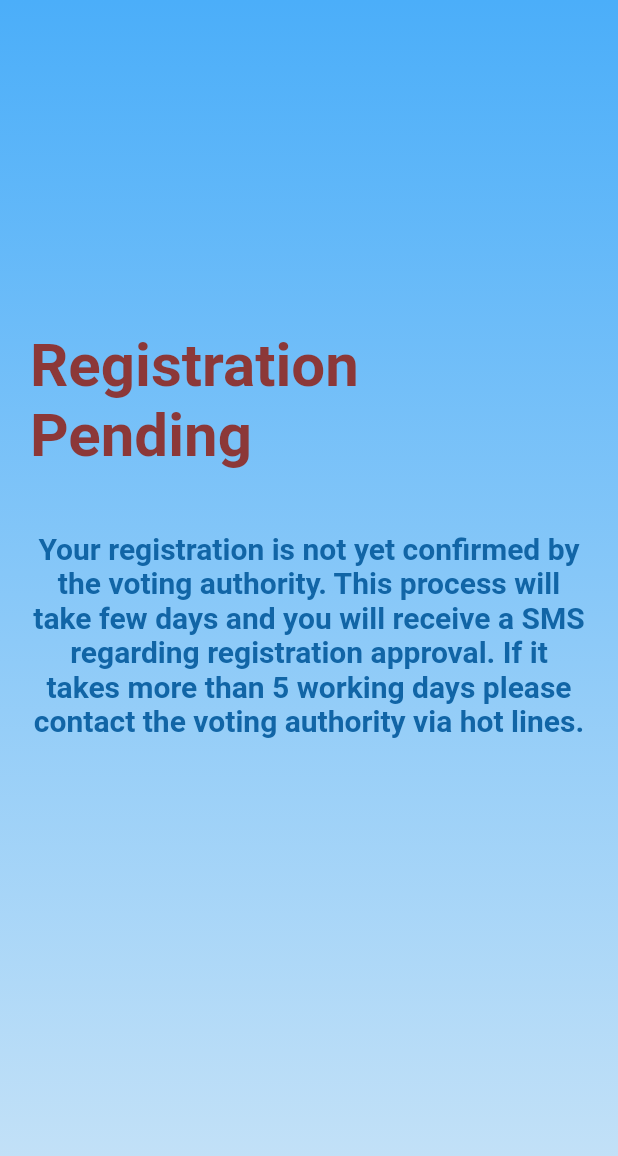
After one commit to ISC-CryptoVote/CryptoVote-Voter-App, a Flutter app: the RegistrationUnconfirmedScreen screen opened directly, on a phone screen of 412 x 824 dp. The commit adds this screen. Shown: the top 1156 px of the screen. Run offline on Flutter 3.47's test engine with Material 2 defaults, Android fonts, the phone set to English and light mode, and no system bars; our stand-ins replace get, pinput.

Commit message:
Registration process UIs completed

```diff
--- /dev/null
+++ b/lib/apis/config.dart
@@ -0,0 +1 @@
+String BASEURL = 'cryptovote.ml';
--- a/lib/main.dart
+++ b/lib/main.dart
@@ -1,4 +1,5 @@
 import 'package:flutter/material.dart';
+import 'package:get/get.dart';
 import 'screens/screens.dart';
 
 void main() {
@@ -10,7 +11,7 @@ class MyApp extends StatelessWidget {
 
   @override
   Widget build(BuildContext context) {
-    return MaterialApp(
+    return GetMaterialApp(
       debugShowCheckedModeBanner: false,
       title: 'Voter App',
       theme: ThemeData(
--- a/lib/screens/registration_approved_screen .dart
+++ b/lib/screens/registration_approved_screen .dart
@@ -26,7 +26,7 @@ class _RegistrationApprovedScreenState
 
     Navigator.of(context).push(
       MaterialPageRoute<void>(
-        builder: (BuildContext context) => MnemonicScreen(),
+        builder: (BuildContext context) => SecretGenerationScreen(),
       ),
     );
   }
@@ -42,7 +42,7 @@ class _RegistrationApprovedScreenState
               begin: Alignment.topCenter,
               end: Alignment.bottomCenter,
               colors: [
-                Color(0xFF1A98F8),
+                Color(0xFF4BAEF9),
                 Color(0xFFCAE4F7),
               ],
             )),
--- /dev/null
+++ b/lib/screens/registration_unconfirmed_screen.dart
@@ -0,0 +1,151 @@
+import 'package:cryptovote_voter_app/screens/registration_approved_screen%20.dart';
+import 'package:cryptovote_voter_app/screens/registration_screen.dart';
+import 'package:flutter/material.dart';
+
+class RegistrationUnconfirmedScreen extends StatefulWidget {
+  RegistrationUnconfirmedScreen({Key? key}) : super(key: key);
+
+  @override
+  _RegistrationUnconfirmedScreenState createState() =>
+      _RegistrationUnconfirmedScreenState();
+}
+
+class _RegistrationUnconfirmedScreenState
+    extends State<RegistrationUnconfirmedScreen> {
+  bool loading = false;
+
+  void onContinue() async {
+    setState(() {
+      loading = true;
+    });
+
+    await Future.delayed(Duration(seconds: 1));
+
+    Navigator.of(context).push(
+      MaterialPageRoute<void>(
+        builder: (BuildContext context) => RegistrationApprovedScreen(),
+      ),
+    );
+
+    setState(() {
+      loading = false;
+    });
+  }
+
+  @override
+  Widget build(BuildContext context) {
+    return Scaffold(
+      body: Stack(
+        children: [
+          Container(
+            decoration: BoxDecoration(
+                gradient: LinearGradient(
+              begin: Alignment.topCenter,
+              end: Alignment.bottomCenter,
+              colors: [
+                Color(0xFF4BAEF9),
+                Color(0xFFCAE4F7),
+              ],
+            )),
+          ),
+          Padding(
+            padding: const EdgeInsets.symmetric(
+              vertical: 20,
+              horizontal: 20,
+            ),
+            child: SingleChildScrollView(
+              child: Column(
+                children: <Widget>[
+                  SizedBox(
+                    height: 30,
+                  ),
+                  SizedBox(
+                    height: 150,
+                  ),
+                  // Align(
+                  //   alignment: Alignment.topLeft,
+                  //   child: ElevatedButton(
+                  //     onPressed: () {
+                  //       Navigator.pop(context);
+                  //     },
+                  //     child: Icon(
+                  //       Icons.arrow_back_ios_new_rounded,
+                  //       color: Colors.white,
+                  //       size: 20,
+                  //     ),
+                  //     style: ElevatedButton.styleFrom(
+                  //       shape: CircleBorder(),
+                  //       padding: EdgeInsets.all(20),
+                  //       primary: Color(0xFF1165A6),
+                  //     ),
+                  //   ),
+                  // ),
+                  SizedBox(
+                    height: 20,
+                  ),
+                  Text(
+                    "Registration Pending",
+                    style: TextStyle(
+                      color: Color(0xFF8C3838),
+                      fontSize: 40,
+                      fontWeight: FontWeight.w600,
+                    ),
+                  ),
+                  SizedBox(
+                    height: 40,
+                  ),
+                  Text(
+                    "Your registration is not yet confirmed by the voting authority. This process will take few days and you will receive a SMS regarding registration approval. If it takes more than 5 working days please contact the voting authority via hot lines.",
+                    style: TextStyle(
+                      color: Color(0xFF1165A6),
+                      fontSize: 20,
+                      fontWeight: FontWeight.w600,
+                    ),
+                    textAlign: TextAlign.center,
+                  ),
+                  SizedBox(
+                    height: 40,
+                  ),
+                  // Container(
+                  //   decoration: BoxDecoration(
+                  //     color: Colors.black,
+                  //     borderRadius: BorderRadius.circular(30),
+                  //   ),
+                  //   height: 50,
+                  //   child: RaisedButton(
+                  //     child: loading
+                  //         ? Container(
+                  //             width: 35,
+                  //             height: 35,
+                  //             child: CircularProgressIndicator(
+                  //                 valueColor: AlwaysStoppedAnimation<Color>(
+                  //                     Colors.white)),
+                  //           )
+                  //         : Padding(
+                  //             padding:
+                  //                 const EdgeInsets.symmetric(horizontal: 20),
+                  //             child: Text(
+                  //               "Continue",
+                  //               style: TextStyle(
+                  //                 color: Colors.white,
+                  //                 fontSize: 16,
+                  //                 fontWeight: FontWeight.w600,
+                  //               ),
+                  //             ),
+                  //           ),
+                  //     shape: RoundedRectangleBorder(
+                  //         borderRadius: BorderRadius.circular(30)),
+                  //     color: Color(0xFF1785DF),
+                  //     textColor: Colors.white,
+                  //     onPressed: onContinue,
+                  //   ),
+                  // ),
+                ],
+              ),
+            ),
+          ),
+        ],
+      ),
+    );
+  }
+}
--- a/lib/screens/screens.dart
+++ b/lib/screens/screens.dart
@@ -1,7 +1,12 @@
 export 'home_screen.dart';
 export 'registration_screen.dart';
-export 'otp_screen.dart';
+export 'registration_verification_screen.dart';
 export 'onboarding_screen.dart';
 export 'registration_rejected_screen.dart';
 export 'registration_approved_screen .dart';
 export 'mnemonic_screen.dart';
+export 'voting_screen.dart';
+export 'voting_results_screen.dart';
+export 'voting_successful_screen.dart';
+export 'voting_verification_screen.dart';
+export 'registration_unconfirmed_screen.dart';
```
Also changed, not shown: lib/screens/onboarding_screen.dart (+34 -7 lines), lib/screens/registration_rejected_screen.dart (+9 -2 lines), lib/screens/registration_screen.dart (+34 -9 lines), lib/screens/registration_verification_screen.dart (renamed from lib/screens/otp_screen.dart, +32 -9 lines), lib/screens/secret_generation_screen.dart (renamed from lib/screens/mnemonic_screen.dart, +51 -37 lines), pubspec.yaml (+6 -1 lines), lib/widgets/custom_textbox.dart (added), lib/widgets/custom_textfield.dart (added), lib/widgets/main_button.dart (added), lib/widgets/pin_put_boxex.dart (added), pubspec.lock, 6 other files.
